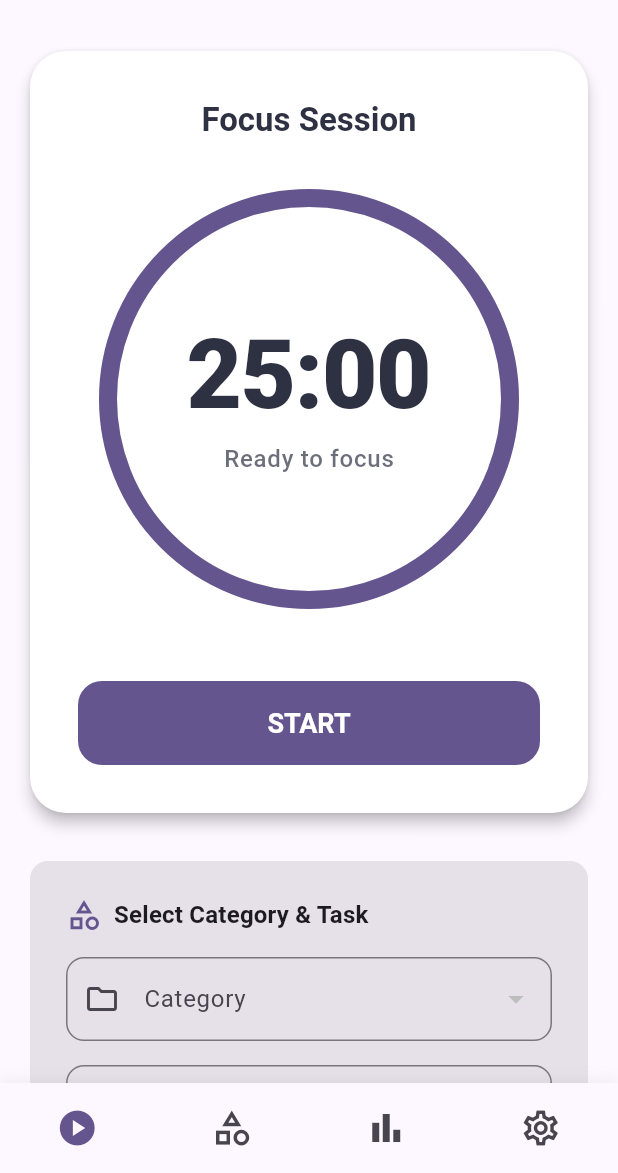
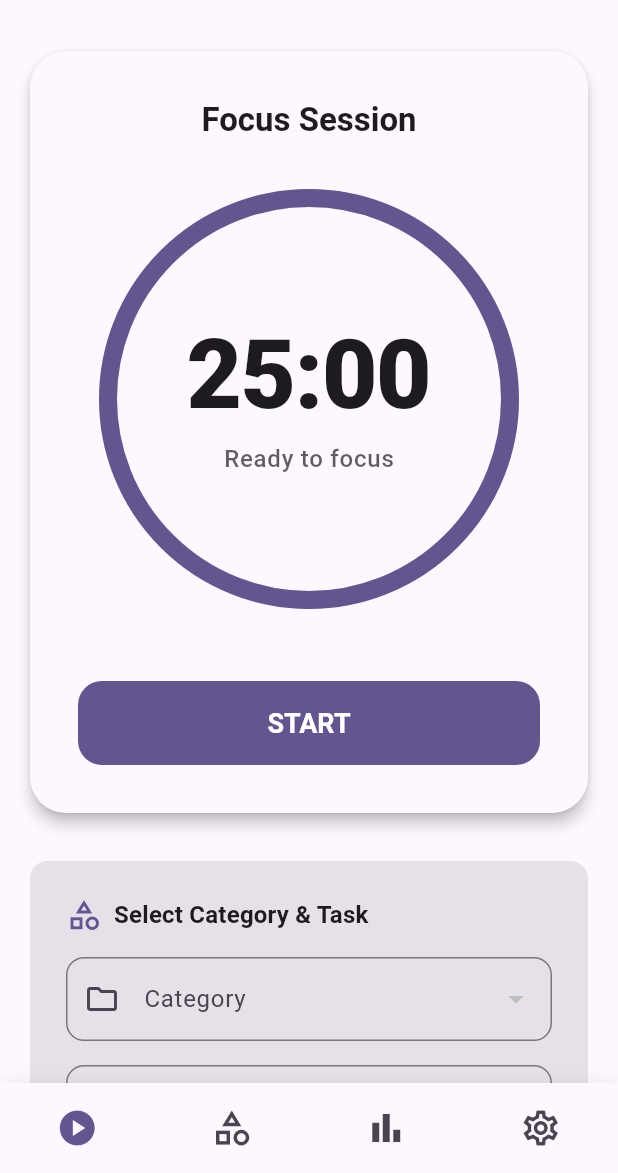
Before and after one commit to francesco-gaglione/focus_flow_app, a Flutter app: the screen it shows after launch, on a phone screen of 412 x 824 dp, the part 63-1236 px from its top. Run offline on Flutter 3.47's test engine with Material 3 defaults, Android fonts, the phone set to English and light mode, and no system bars; our stand-ins replace dio, easy_localization, equatable, fl_chart, flutter_bloc, flutter_dotenv and 5 more; missing offline and left inert: easy_localization_loader; network calls fail.

Commit message:
feat: Use theme colors in FocusTimerWidget
Use theme colors for the accent, track, text, and card colors in the
FocusTimerWidget for better theming.

```diff
--- a/lib/presentation/widgets/focus/focus_timer.dart
+++ b/lib/presentation/widgets/focus/focus_timer.dart
@@ -80,6 +80,14 @@ class FocusTimerWidget extends StatelessWidget {
     logger.i('Building FocusTimerWidget, startDate: $startDate');
 
     final bool isRunning = startDate != null;
+    final colorScheme = Theme.of(context).colorScheme;
+
+    // Use theme colors instead of hardcoded values
+    final accentColor = colorScheme.primary;
+    final trackColor = colorScheme.surfaceContainerHighest;
+    final textColor = colorScheme.onSurface;
+    final cardColor = colorScheme.surface;
+    final onPrimaryColor = colorScheme.onPrimary;
 
     return StreamBuilder<int>(
       stream:
@@ -96,11 +104,6 @@ class FocusTimerWidget extends StatelessWidget {
         } else {
           remainingSeconds = totalSeconds;
         }
-        final colorScheme = Theme.of(context).colorScheme;
-        // Restore dynamic category color (primary) but keep Figma style
-        final accentColor = colorScheme.primary;
-        final trackColor = Colors.grey.shade200;
-        final textColor = const Color(0xFF2D3142); // Dark grey/blue for text
 
         final progress =
             totalSeconds > 0 ? remainingSeconds / totalSeconds : 0.0;
@@ -111,9 +114,11 @@ class FocusTimerWidget extends StatelessWidget {
         }
 
         return Card(
-          elevation: 4, // Added elevation for a card look
-          shape: RoundedRectangleBorder(borderRadius: BorderRadius.circular(24)),
-          color: Colors.white, // White background as per Figma
+          elevation: 4,
+          shape: RoundedRectangleBorder(
+            borderRadius: BorderRadius.circular(24),
+          ),
+          color: cardColor, // Use theme-based card color
           child: Padding(
             padding: const EdgeInsets.all(32),
             child: Column(
@@ -122,7 +127,7 @@ class FocusTimerWidget extends StatelessWidget {
                   _getTitle(context, sessionType),
                   style: Theme.of(context).textTheme.titleLarge?.copyWith(
                     fontWeight: FontWeight.bold,
-                    color: textColor,
+                    color: textColor, // Use theme-based text color
                   ),
                 ),
                 const SizedBox(height: 32),
@@ -136,8 +141,8 @@ class FocusTimerWidget extends StatelessWidget {
                         size: const Size(280, 280),
                         painter: _TimerPainter(
                           progress: 1.0,
-                          color: trackColor,
-                          strokeWidth: 12, // Thicker track
+                          color: trackColor, // Use theme-based track color
+                          strokeWidth: 12,
                         ),
                       ),
                       CustomPaint(
@@ -154,17 +159,21 @@ class FocusTimerWidget extends StatelessWidget {
                         children: [
                           Text(
                             formatTime(remainingSeconds),
-                            style: Theme.of(context).textTheme.displayLarge?.copyWith(
-                              fontWeight: FontWeight.w900, // Bolder font
-                              fontSize: 64, // Larger font
-                              color: textColor,
+                            style: Theme.of(
+                              context,
+                            ).textTheme.displayLarge?.copyWith(
+                              fontWeight: FontWeight.w900,
+                              fontSize: 64,
+                              color: textColor, // Use theme-based text color
                               letterSpacing: -1.0,
                             ),
                           ),
                           const SizedBox(height: 8),
                           Text(
                             _getStatusText(context, sessionType),
-                            style: Theme.of(context).textTheme.bodyLarge?.copyWith(
+                            style: Theme.of(
+                              context,
+                            ).textTheme.bodyLarge?.copyWith(
                               color: textColor.withOpacity(0.7),
                               fontWeight: FontWeight.w500,
                             ),
@@ -174,7 +183,7 @@ class FocusTimerWidget extends StatelessWidget {
                     ],
                   ),
                 ),
-                const SizedBox(height: 48), // More spacing
+                const SizedBox(height: 48),
 
                 if (!isRunning)
                   SizedBox(
@@ -184,7 +193,8 @@ class FocusTimerWidget extends StatelessWidget {
                       onPressed: onStart,
                       style: FilledButton.styleFrom(
                         backgroundColor: accentColor,
-                        foregroundColor: Colors.white,
+                        foregroundColor:
+                            onPrimaryColor, // Use theme-based onPrimary
                         shape: RoundedRectangleBorder(
                           borderRadius: BorderRadius.circular(16),
                         ),
@@ -207,7 +217,8 @@ class FocusTimerWidget extends StatelessWidget {
                             onPressed: onStart,
                             style: FilledButton.styleFrom(
                               backgroundColor: accentColor,
-                              foregroundColor: Colors.white,
+                              foregroundColor:
+                                  onPrimaryColor, // Use theme-based onPrimary
                               shape: RoundedRectangleBorder(
                                 borderRadius: BorderRadius.circular(16),
                               ),
@@ -216,7 +227,9 @@ class FocusTimerWidget extends StatelessWidget {
                                 fontWeight: FontWeight.bold,
                               ),
                             ),
-                            child: Text(context.tr('focus.start').toUpperCase()),
+                            child: Text(
+                              context.tr('focus.start').toUpperCase(),
+                            ),
                           ),
                         ),
                       ),
@@ -228,7 +241,9 @@ class FocusTimerWidget extends StatelessWidget {
                             onPressed: onTerminate,
                             style: OutlinedButton.styleFrom(
                               foregroundColor: textColor.withOpacity(0.7),
-                              side: BorderSide(color: textColor.withOpacity(0.3)),
+                              side: BorderSide(
+                                color: colorScheme.outline.withOpacity(0.5),
+                              ),
                               shape: RoundedRectangleBorder(
                                 borderRadius: BorderRadius.circular(16),
                               ),
@@ -253,7 +268,8 @@ class FocusTimerWidget extends StatelessWidget {
                             onPressed: onBreak,
                             style: FilledButton.styleFrom(
                               backgroundColor: accentColor,
-                              foregroundColor: Colors.white,
+                              foregroundColor:
+                                  onPrimaryColor, // Use theme-based onPrimary
                               shape: RoundedRectangleBorder(
                                 borderRadius: BorderRadius.circular(16),
                               ),
@@ -262,7 +278,9 @@ class FocusTimerWidget extends StatelessWidget {
                                 fontWeight: FontWeight.bold,
                               ),
                             ),
-                            child: Text(context.tr('focus.break').toUpperCase()),
+                            child: Text(
+                              context.tr('focus.break').toUpperCase(),
+                            ),
                           ),
                         ),
                       ),
@@ -274,7 +292,9 @@ class FocusTimerWidget extends StatelessWidget {
                             onPressed: onTerminate,
                             style: OutlinedButton.styleFrom(
                               foregroundColor: textColor.withOpacity(0.7),
-                              side: BorderSide(color: textColor.withOpacity(0.3)),
+                              side: BorderSide(
+                                color: colorScheme.outline.withOpacity(0.5),
+                              ),
                               shape: RoundedRectangleBorder(
                                 borderRadius: BorderRadius.circular(16),
                               ),
```
